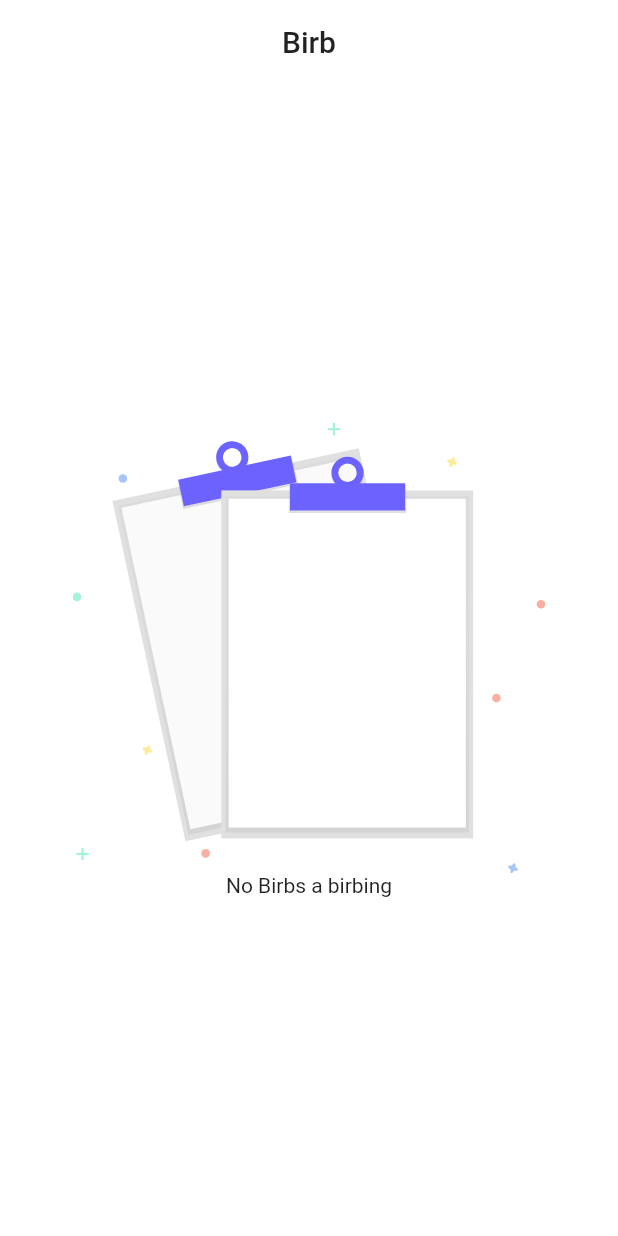
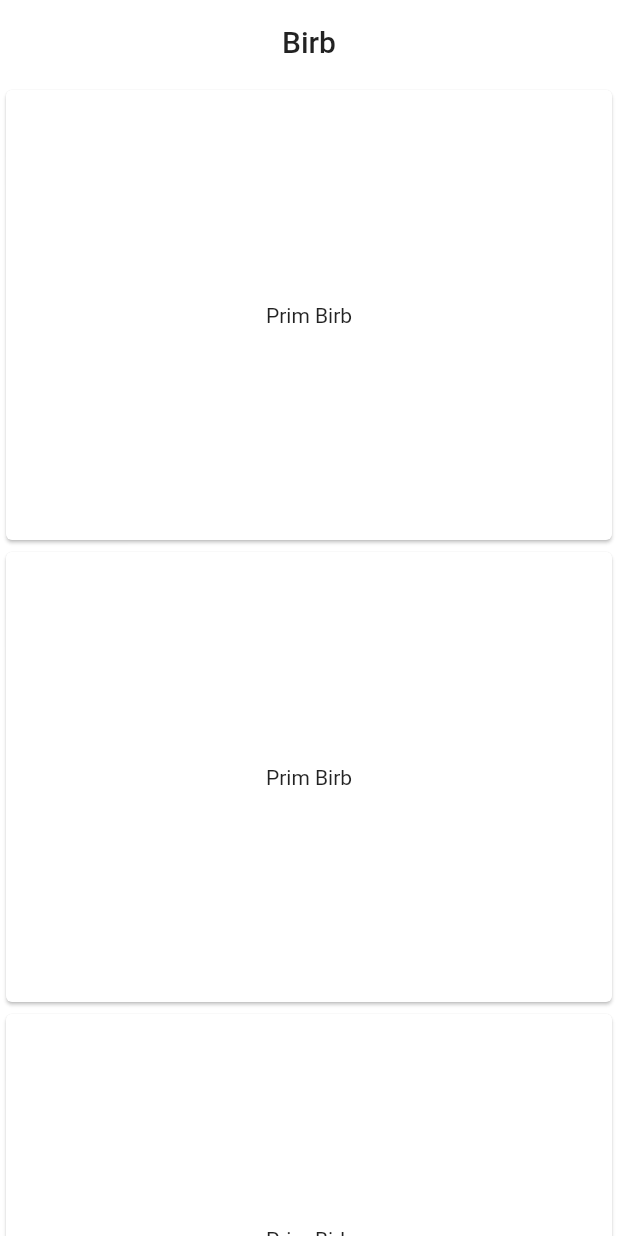
Before and after one commit to MeganaD/study_birb, a Flutter app: the screen it shows after launch, on a phone screen of 412 x 824 dp. Run offline on Flutter 3.47's test engine with Material 2 defaults, Android fonts, the phone set to English and light mode, and no system bars; our stand-ins replace flutter_svg.

Commit message:
a list of posts

```diff
--- a/app/lib/main.dart
+++ b/app/lib/main.dart
@@ -1,7 +1,8 @@
 import 'package:flutter/material.dart';
 import 'package:flutter/services.dart';
 
-import 'no_content.dart';
+//import 'no_content.dart';
+import 'posts_list.dart';
 
 void main() {
   runApp(MyApp());
@@ -51,7 +52,7 @@ class _MyHomePageState extends State<MyHomePage> {
         ),
         elevation: 0.0,
       ),
-      body: const NoContent(),
+      body: const PostsList(),
     );
   }
 }
--- /dev/null
+++ b/app/lib/posts_list.dart
@@ -0,0 +1,22 @@
+import 'package:flutter/material.dart';
+
+class PostsList extends StatelessWidget {
+  const PostsList();
+
+  static const List<int> _items = <int>[0, 1, 2];
+
+  @override
+  Widget build(BuildContext context) {
+    return ListView(
+        children: _items.map((int index) {
+      return Card(
+        child: Container(
+          height: 300.0,
+          child: const Center(
+            child: Text('Prim Birb'),
+          ),
+        ),
+      );
+    }).toList());
+  }
+}
```
Also changed, not shown: 2 other files.
